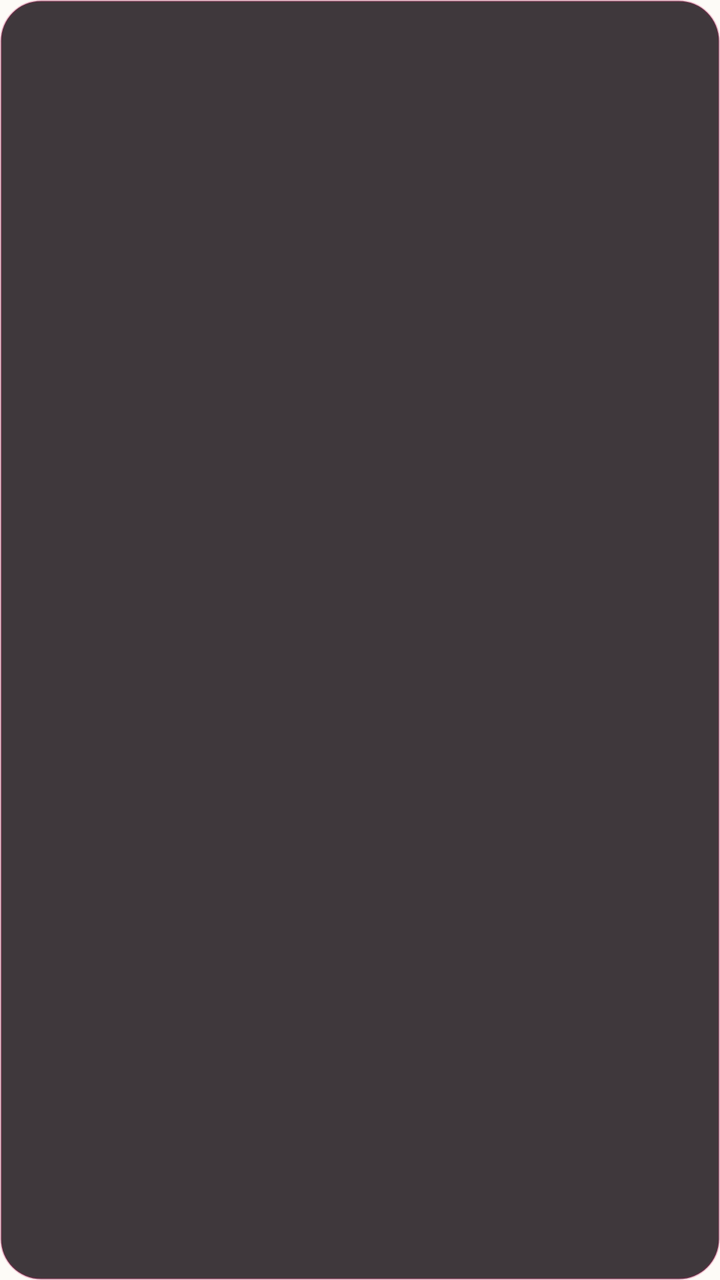
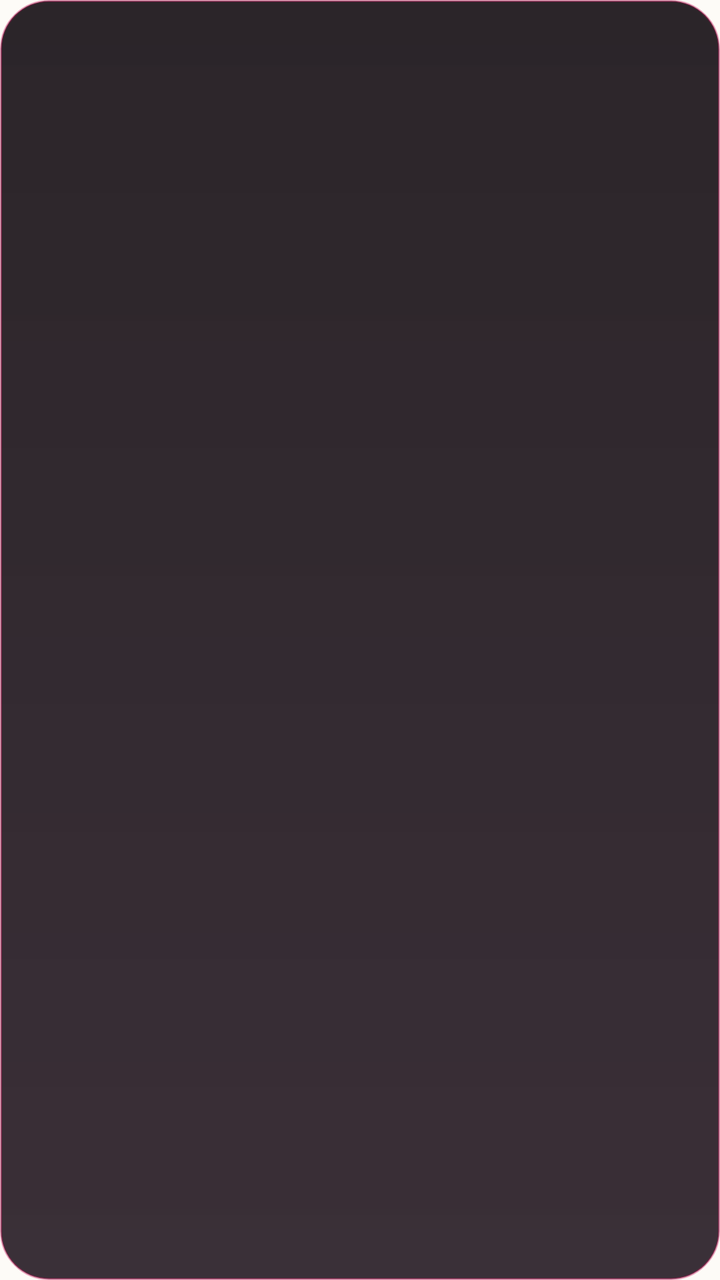

Two renders of the same Android screen: before a commit and after it. Below are the layout's source before the change and the commit's diff.
<!-- AndroidManifest.xml: application theme Theme.Celestial -->
<!-- res/layout/widget_month.xml -->
<?xml version="1.0" encoding="utf-8"?>
<LinearLayout xmlns:android="http://schemas.android.com/apk/res/android"
    android:layout_width="match_parent"
    android:layout_height="match_parent"
    android:background="@drawable/widget_bg"
    android:orientation="vertical"
    android:padding="10dp">

    <TextView
        android:id="@+id/widget_month_header"
        android:layout_width="match_parent"
        android:layout_height="wrap_content"
        android:gravity="center"
        android:textColor="@color/widget_accent"
        android:textSize="14sp"
        android:textStyle="bold" />

    <GridView
        android:id="@+id/widget_grid"
        android:layout_width="match_parent"
        android:layout_height="0dp"
        android:layout_marginTop="6dp"
        android:layout_weight="1"
        android:gravity="center"
        android:numColumns="7"
        android:stretchMode="columnWidth" />

    <TextView
        android:id="@+id/widget_grid_empty"
        android:layout_width="match_parent"
        android:layout_height="0dp"
        android:layout_weight="1"
        android:gravity="center"
        android:text="@string/app_name"
        android:textColor="#99FFFFFF"
        android:visibility="gone" />
</LinearLayout>
<!-- resources referenced by this layout -->
<resources>
  <color name="widget_accent">#FF7BA9</color>
  <!-- drawable widget_bg (drawable) -->
  <?xml version="1.0" encoding="utf-8"?>
  <shape xmlns:android="http://schemas.android.com/apk/res/android"
      android:shape="rectangle">
      <corners android:radius="20dp" />
      <solid android:color="#D91E171C" />
      <stroke
          android:width="1dp"
          android:color="#40C2185B" />
  </shape>
  <string name="app_name">Celestial</string>
  <style name="Theme.Celestial" parent="android:Theme.Material.Light.NoActionBar">
          <item name="android:windowBackground">@color/celestial_background</item>
          <item name="android:statusBarColor">@color/celestial_background</item>
          <item name="android:navigationBarColor">@color/celestial_background</item>
          <item name="android:windowLightStatusBar">true</item>
      </style>
  <color name="celestial_background">#FDFBF7</color>
</resources>

<!-- the commit's change to res/layout/widget_month.xml (unified diff, before → after) -->
@@ -12,18 +12,99 @@
         android:layout_height="wrap_content"
         android:gravity="center"
         android:textColor="@color/widget_accent"
-        android:textSize="14sp"
+        android:textSize="15sp"
         android:textStyle="bold" />
+
+    <LinearLayout
+        android:layout_width="match_parent"
+        android:layout_height="wrap_content"
+        android:layout_marginTop="4dp"
+        android:orientation="horizontal">
+
+        <TextView
+            android:id="@+id/widget_wd_0"
+            android:layout_width="0dp"
+            android:layout_height="wrap_content"
+            android:layout_weight="1"
+            android:gravity="center"
+            android:textColor="#99FFFFFF"
+            android:textSize="11sp" />
+
+        <TextView
+            android:id="@+id/widget_wd_1"
+            android:layout_width="0dp"
+            android:layout_height="wrap_content"
+            android:layout_weight="1"
+            android:gravity="center"
+            android:textColor="#99FFFFFF"
+            android:textSize="11sp" />
+
+        <TextView
+            android:id="@+id/widget_wd_2"
+            android:layout_width="0dp"
+            android:layout_height="wrap_content"
+            android:layout_weight="1"
+            android:gravity="center"
+            android:textColor="#99FFFFFF"
+            android:textSize="11sp" />
+
+        <TextView
+            android:id="@+id/widget_wd_3"
+            android:layout_width="0dp"
+            android:layout_height="wrap_content"
+            android:layout_weight="1"
+            android:gravity="center"
+            android:textColor="#99FFFFFF"
+            android:textSize="11sp" />
+
+        <TextView
+            android:id="@+id/widget_wd_4"
+            android:layout_width="0dp"
+            android:layout_height="wrap_content"
+            android:layout_weight="1"
+            android:gravity="center"
+            android:textColor="#99FFFFFF"
+            android:textSize="11sp" />
+
+        <TextView
+            android:id="@+id/widget_wd_5"
+            android:layout_width="0dp"
+            android:layout_height="wrap_content"
+            android:layout_weight="1"
+            android:gravity="center"
+            android:textColor="#99FFFFFF"
+            android:textSize="11sp" />
+
+        <TextView
+            android:id="@+id/widget_wd_6"
+            android:layout_width="0dp"
+            android:layout_height="wrap_content"
+            android:layout_weight="1"
+            android:gravity="center"
+            android:textColor="#99FFFFFF"
+            android:textSize="11sp" />
+    </LinearLayout>
 
     <GridView
         android:id="@+id/widget_grid"
         android:layout_width="match_parent"
         android:layout_height="0dp"
-        android:layout_marginTop="6dp"
+        android:layout_marginTop="2dp"
         android:layout_weight="1"
         android:gravity="center"
         android:numColumns="7"
         android:stretchMode="columnWidth" />
+
+    <TextView
+        android:id="@+id/widget_month_today"
+        android:layout_width="match_parent"
+        android:layout_height="wrap_content"
+        android:layout_marginTop="4dp"
+        android:ellipsize="end"
+        android:gravity="center"
+        android:maxLines="1"
+        android:textColor="@color/widget_accent"
+        android:textSize="11sp" />
 
     <TextView
         android:id="@+id/widget_grid_empty"
<!-- resource entries referenced after the edit -->
@@ -5,11 +5,15 @@
   <?xml version="1.0" encoding="utf-8"?>
   <shape xmlns:android="http://schemas.android.com/apk/res/android"
       android:shape="rectangle">
-      <corners android:radius="20dp" />
-      <solid android:color="#D91E171C" />
+      <gradient
+          android:type="linear"
+          android:angle="270"
+          android:startColor="#F01E171C"
+          android:endColor="#E6251922" />
+      <corners android:radius="24dp" />
       <stroke
           android:width="1dp"
-          android:color="#40C2185B" />
+          android:color="#66C2185B" />
   </shape>
   <string name="app_name">Celestial</string>
   <style name="Theme.Celestial" parent="android:Theme.Material.Light.NoActionBar">
